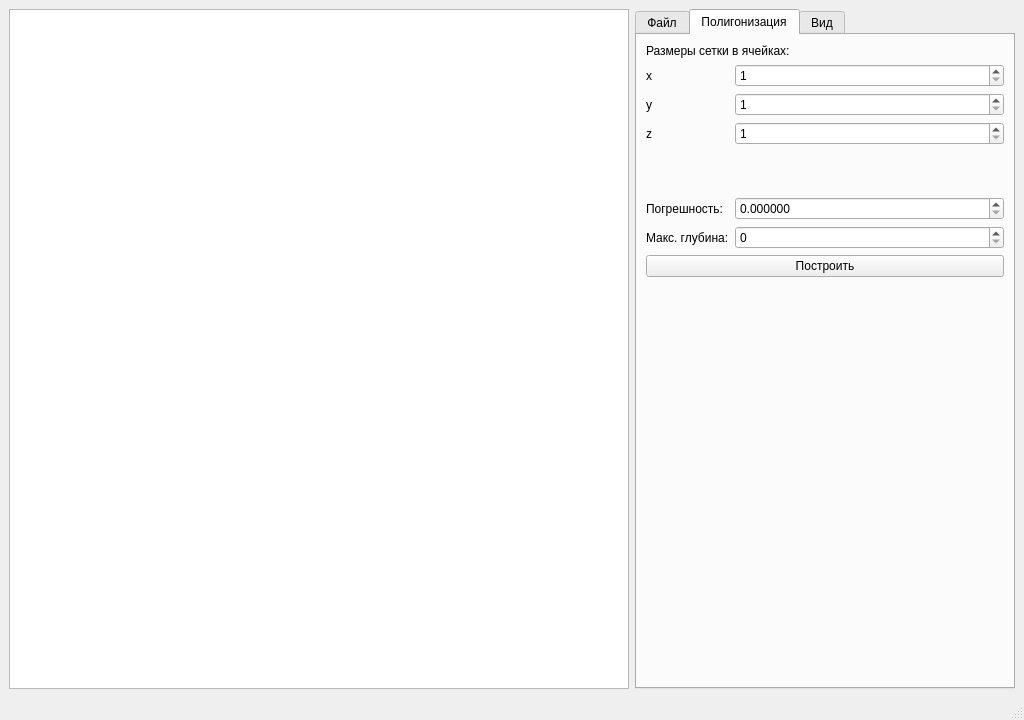
The window that mainwindow.ui (maxhha/bmstu-iu7-cg-cp) describes before a commit, drawn with Qt 5.
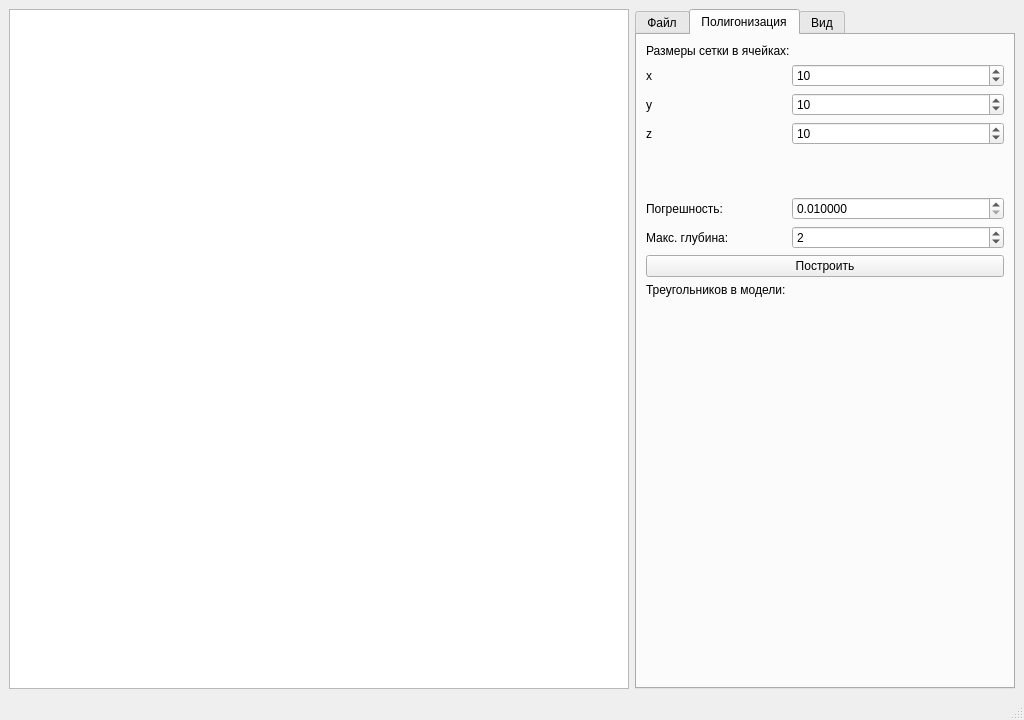
The same window after the commit.

```diff
--- a/mainwindow.ui
+++ b/mainwindow.ui
@@ -236,6 +236,9 @@
           <property name="maximum">
            <number>10000</number>
           </property>
+          <property name="value">
+           <number>10</number>
+          </property>
          </widget>
         </item>
         <item row="2" column="0">
@@ -253,6 +256,9 @@
           <property name="maximum">
            <number>10000</number>
           </property>
+          <property name="value">
+           <number>10</number>
+          </property>
          </widget>
         </item>
         <item row="3" column="0">
@@ -270,6 +276,9 @@
           <property name="maximum">
            <number>10000</number>
           </property>
+          <property name="value">
+           <number>10</number>
+          </property>
          </widget>
         </item>
         <item row="4" column="0" colspan="2">
@@ -300,6 +309,9 @@
           <property name="decimals">
            <number>6</number>
           </property>
+          <property name="minimum">
+           <double>0.010000000000000</double>
+          </property>
           <property name="maximum">
            <double>10000.000000000000000</double>
           </property>
@@ -320,6 +332,9 @@
           <property name="maximum">
            <number>100</number>
           </property>
+          <property name="value">
+           <number>2</number>
+          </property>
          </widget>
         </item>
         <item row="7" column="0" colspan="2">
@@ -329,7 +344,7 @@
           </property>
          </widget>
         </item>
-        <item row="8" column="0" colspan="2">
+        <item row="9" column="0" colspan="2">
          <spacer name="verticalSpacer_4">
           <property name="orientation">
            <enum>Qt::Vertical</enum>
@@ -342,6 +357,20 @@
           </property>
          </spacer>
         </item>
+        <item row="8" column="0">
+         <widget class="QLabel" name="label_25">
+          <property name="text">
+           <string>Треугольников в модели:</string>
+          </property>
+         </widget>
+        </item>
+        <item row="8" column="1">
+         <widget class="QLabel" name="labelTriangles">
+          <property name="text">
+           <string/>
+          </property>
+         </widget>
+        </item>
        </layout>
       </widget>
       <widget class="QWidget" name="view">
```
Left out of the diff: 2 changed lines with no effect on the pictures.
